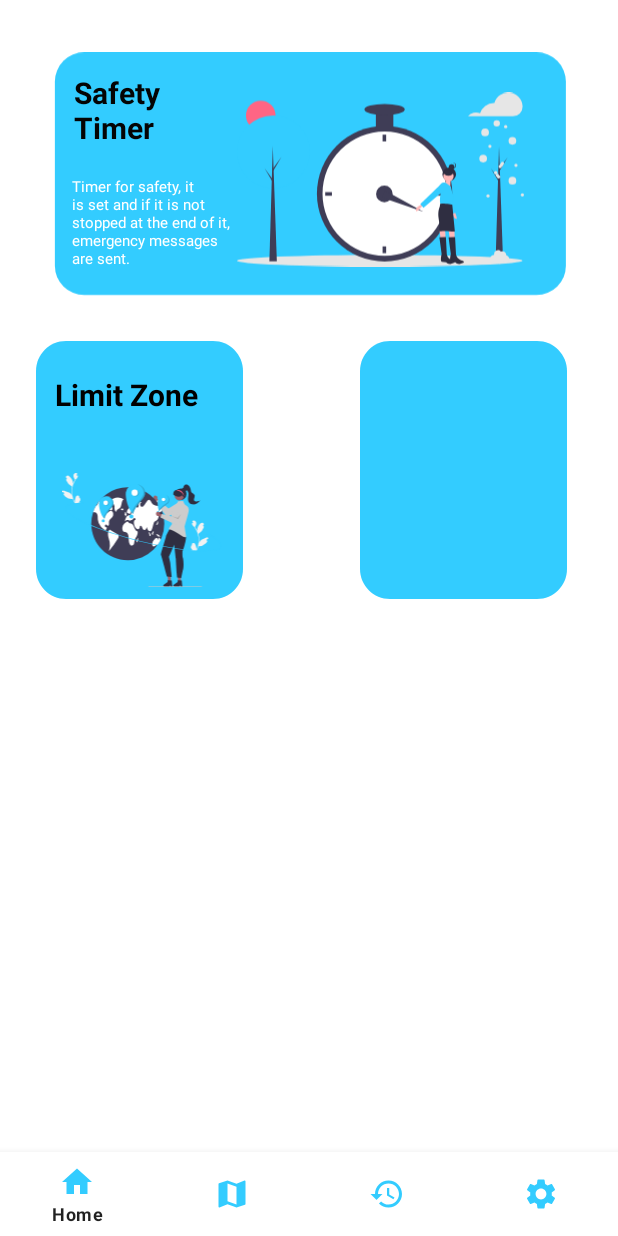
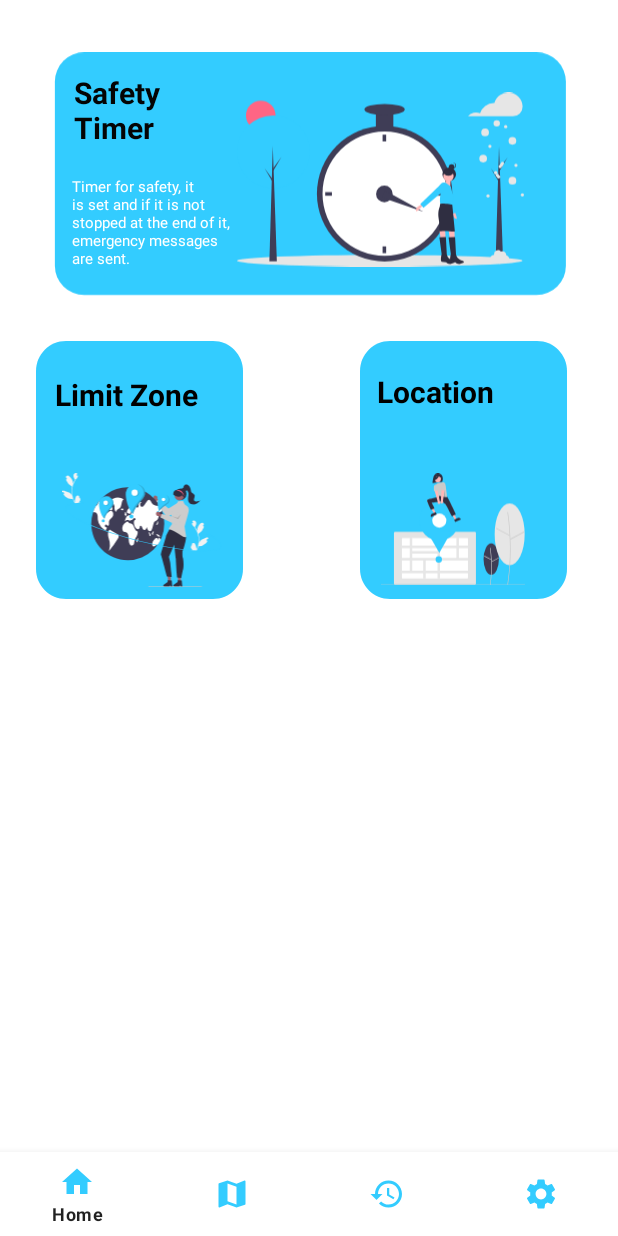
Before and after one commit to ivanbumbuc/YourSafetyAndroid, an Android app: the HomeFragment screen opened directly, with no data from a screen before it, on a phone screen of 412 x 824 dp. Run offline under Robolectric (Android 15) with nearby library versions, the phone set to English and light mode, and no system bars; our stand-ins replace Firebase (no records; nobody signed in at launch, a user with empty details on screens opened directly); libraries missing offline, so code that uses them is left out: com.mapbox.mapboxsdk.

Commit message:
Location Activity

```diff
--- a/app/src/main/java/com/example/yoursafetyandroid/limitZone/LimitZoneActivity.java
+++ b/app/src/main/java/com/example/yoursafetyandroid/limitZone/LimitZoneActivity.java
@@ -678,5 +678,10 @@ public class LimitZoneActivity extends AppCompatActivity {
         alertDialog.getButton(AlertDialog.BUTTON_NEGATIVE).setTextColor(Color.parseColor("#33ccff"));
     }
 
+    @Override
+    public void onBackPressed() {
+        super.onBackPressed();
+    }
+
 
 }
--- a/app/src/main/java/com/example/yoursafetyandroid/menu/HomeFragment.java
+++ b/app/src/main/java/com/example/yoursafetyandroid/menu/HomeFragment.java
@@ -3,7 +3,6 @@ package com.example.yoursafetyandroid.menu;
 import android.content.Intent;
 import android.os.Bundle;
 
-import androidx.annotation.NonNull;
 import androidx.fragment.app.Fragment;
 
 import android.view.LayoutInflater;
@@ -13,17 +12,15 @@ import android.widget.ImageView;
 
 import com.example.yoursafetyandroid.R;
 import com.example.yoursafetyandroid.limitZone.LimitZoneActivity;
-import com.example.yoursafetyandroid.pushNotification.NotificationService;
+import com.example.yoursafetyandroid.location.LocationActivity;
 import com.example.yoursafetyandroid.safetyTimer.SafetyTimerActivity;
-import com.google.android.gms.tasks.OnCompleteListener;
-import com.google.android.gms.tasks.Task;
-import com.google.firebase.messaging.FirebaseMessaging;
 
 
 public class HomeFragment extends Fragment {
 
     private ImageView safetyTimer;
     private ImageView limitZone;
+    private ImageView location;
     public HomeFragment() {
 
     }
@@ -41,6 +38,7 @@ public class HomeFragment extends Fragment {
         View rootView = inflater.inflate(R.layout.fragment_home, container, false);
         safetyTimer = (ImageView) rootView.findViewById(R.id.imageViewSafetyTimerButton);
         limitZone = (ImageView) rootView.findViewById(R.id.limitZone);
+        location = (ImageView) rootView.findViewById(R.id.locationImageView);
         buttonsActions();
         return rootView;
     }
@@ -51,7 +49,7 @@ public class HomeFragment extends Fragment {
             @Override
             public void onClick(View view) {
                 Intent sessionIntent = new Intent(getActivity(), SafetyTimerActivity.class);
-                sessionIntent.setFlags(Intent.FLAG_ACTIVITY_NEW_TASK | Intent.FLAG_ACTIVITY_CLEAR_TASK);
+                //sessionIntent.setFlags(Intent.FLAG_ACTIVITY_NEW_TASK | Intent.FLAG_ACTIVITY_CLEAR_TASK);
                 startActivity(sessionIntent);
             }
         });
@@ -60,8 +58,16 @@ public class HomeFragment extends Fragment {
             @Override
             public void onClick(View view) {
                 Intent sessionIntent = new Intent(getActivity(), LimitZoneActivity.class);
-                sessionIntent.setFlags(Intent.FLAG_ACTIVITY_NEW_TASK | Intent.FLAG_ACTIVITY_CLEAR_TASK);
+                //sessionIntent.setFlags(Intent.FLAG_ACTIVITY_NEW_TASK | Intent.FLAG_ACTIVITY_CLEAR_TASK);
                 startActivity(sessionIntent);
+            }
+        });
+
+        location.setOnClickListener(new View.OnClickListener() {
+            @Override
+            public void onClick(View view) {
+                Intent location = new Intent(getActivity(), LocationActivity.class);
+                startActivity(location);
             }
         });
 
--- a/app/src/main/java/com/example/yoursafetyandroid/safetyTimer/SafetyTimerActivity.java
+++ b/app/src/main/java/com/example/yoursafetyandroid/safetyTimer/SafetyTimerActivity.java
@@ -203,4 +203,9 @@ public class SafetyTimerActivity extends AppCompatActivity {
         NotificationManagerCompat.from(context).notify(id, notification);
     }
 
+    @Override
+    public void onBackPressed() {
+        super.onBackPressed();
+    }
+
 }
--- /dev/null
+++ b/app/src/main/res/drawable/undraw_my_current_location_re_whmt.xml
@@ -0,0 +1,36 @@
+<vector android:autoMirrored="true" android:height="705dp"
+    android:viewportHeight="705" android:viewportWidth="910.91"
+    android:width="910.91dp" xmlns:android="http://schemas.android.com/apk/res/android">
+    <path android:fillColor="#3f3d56" android:pathData="M648.81,542.77a48.5,98.97 0,1 0,97.01 0a48.5,98.97 0,1 0,-97.01 0z"/>
+    <path android:fillColor="#cacaca" android:pathData="M692.84,704.76c19.43,-116.55 0.2,-232.68 -0,-233.84l-3.78,0.64c0.2,1.15 19.32,116.67 -0,232.57Z"/>
+    <path android:fillColor="#cacaca" android:pathData="M652.81,524.87l1.81,-3.38l43.86,23.46l-1.81,3.38z"/>
+    <path android:fillColor="#cacaca" android:pathData="M699.1,556.71l43.85,-23.47l1.81,3.38l-43.85,23.47z"/>
+    <path android:fillColor="#e6e6e6" android:pathData="M718.99,386.14a94.87,193.56 0,1 0,189.73 0a94.87,193.56 0,1 0,-189.73 0z"/>
+    <path android:fillColor="#cacaca" android:pathData="M803.29,702.68c37.94,-227.66 0.38,-454.49 -0,-456.76l-3.78,0.64c0.38,2.26 37.83,228.48 -0,455.49Z"/>
+    <path android:fillColor="#cacaca" android:pathData="M727.66,349.52l1.81,-3.38l85.79,45.89l-1.81,3.38z"/>
+    <path android:fillColor="#cacaca" android:pathData="M818.21,415.03l85.77,-45.91l1.81,3.38l-85.77,45.91z"/>
+    <path android:fillColor="#e4e4e4" android:pathData="M593.53,703.29L88.93,703.29a7.01,7.01 0,0 1,-7 -7L81.93,377.44a7.01,7.01 0,0 1,7 -7L593.53,370.44a7.01,7.01 0,0 1,7 7v318.85A7.01,7.01 0,0 1,593.53 703.29Z"/>
+    <path android:fillColor="#fff" android:pathData="M135.34,409.08a3,3 0,0 0,-3 3L132.34,661.65a3,3 0,0 0,3 3L547.13,664.65a3,3 0,0 0,3 -3L550.13,412.08a3,3 0,0 0,-3 -3Z"/>
+    <path android:fillColor="#e6e6e6" android:pathData="M551.13,473.36L551.13,457.54L492.89,457.54L492.89,408.08L477.08,408.08v49.47L373.4,457.54L373.4,408.08L357.59,408.08v49.47L197.68,457.54L197.68,408.08L181.87,408.08v49.47L126.57,457.54v15.81h55.29v61.5L126.57,534.86v15.81h55.29v65.9L126.57,616.57v15.81h140.52L267.09,665.65h15.81L282.91,632.38h74.68L357.59,665.65h15.81L373.4,632.38L551.13,632.38L551.13,616.57L373.4,616.57L373.4,550.67L551.13,550.67L551.13,534.86L492.89,534.86L492.89,473.36ZM357.59,473.36v19.33L197.68,492.69L197.68,473.36ZM197.68,508.5L357.59,508.5v26.36L197.68,534.86ZM197.68,616.57L197.68,550.67h69.41v65.9ZM357.59,616.57L282.91,616.57L282.91,550.67h74.68ZM477.08,534.86L373.4,534.86L373.4,473.36L477.08,473.36Z"/>
+    <path android:fillColor="#33ccff" android:pathData="M365.49,544.77m-20.21,0a20.21,20.21 0,1 1,40.42 0a20.21,20.21 0,1 1,-40.42 0"/>
+    <path android:fillColor="#cacaca" android:pathData="M910.51,705l-910.51,0l0,-2.18l910.91,0l-0.4,2.18z"/>
+    <path android:fillColor="#33ccff" android:pathData="M367.92,300.07m-124.66,0a124.66,124.66 0,1 1,249.31 0a124.66,124.66 0,1 1,-249.31 0"/>
+    <path android:fillColor="#33ccff" android:pathData="M369.14,502.71l-39.38,-67.27l-39.38,-67.27l77.95,-0.47l77.95,-0.47l-38.57,67.74l-38.57,67.74z"/>
+    <path android:fillColor="#fff" android:pathData="M368.92,299.28m-44.72,0a44.72,44.72 0,1 1,89.45 0a44.72,44.72 0,1 1,-89.45 0"/>
+    <path android:fillColor="#2f2e41" android:pathData="M365.03,0.64s-26.67,-7.51 -34.56,28.93 -2.88,31.85 -2.88,31.85l59.55,-6.95S405.04,11.72 365.03,0.64Z"/>
+    <path android:fillColor="#ffb6b6" android:pathData="M326.24,160.51s-40.24,1.86 -33.27,17.66q0.74,1.67 1.38,3.14a282.52,282.52 0,0 0,17.16 33.22l24.73,40.98 9,-5 -25.33,-65.84 22.76,-1.86Z"/>
+    <path android:fillColor="#ffb6b6" android:pathData="M432.34,177.24l13.01,28.34s9.76,9.76 20.44,48.78 13.01,37.63 13.01,37.63l-10.56,3.52 -43.33,-78.78 -21.37,-26.95 6.5,-14.4Z"/>
+    <path android:fillColor="#2f2e41" android:pathData="M416.55,144.72l18.69,34.79s42.38,83.28 38,83c-4.92,-0.31 -18.75,5.43 -23,11 -2.05,2.69 -32,-63 -42.52,-77.69L384.96,178.17s-64.64,10.88 -64.72,7.34c-0.04,-1.73 21.4,39.84 17,38 -5.01,-2.1 -16.8,8.11 -22,6 -2.14,-0.87 -17.3,-37.61 -23.43,-52.67a8.15,8.15 0,0 1,3.77 -10.31c4.61,-2.4 68.66,-17.02 68.66,-17.02l-1.12,-5.72 4.65,-9.29Z"/>
+    <path android:fillColor="#ffb6b6" android:pathData="M360.33,39.26m-2.9,17.88a18.12,18.12 54.22,1 1,5.8 -35.77a18.12,18.12 54.22,1 1,-5.8 35.77"/>
+    <path android:fillColor="#cacaca" android:pathData="M418.24,147.51c1,3 -5.48,4.73 -14.51,3.04 -7.81,-1.46 -16.37,-3.19 -23.11,-4.59 -7.22,-1.51 -12.39,-2.63 -12.39,-2.63s-1.86,11.61 -7.9,10.22c-5.2,-1.2 -20.75,-55.51 -24.96,-70.52a5.22,5.22 0,0 1,2.31 -5.87l21.36,-13.04s14.72,-5.05 20.08,-5.2 14.66,-1.54 14.66,-1.54 10.69,0.93 12.54,8.83 9.61,54.73 9.76,65.97C416.24,144.51 415.24,138.51 418.24,147.51Z"/>
+    <path android:fillColor="#2f2e41" android:pathData="M367.11,15.98s-7.51,19.91 -25.92,28.18l-3.01,-17.66Z"/>
+    <path android:fillColor="#ffb6b6" android:pathData="M375.43,32.29a2.56,4.88 0,1 0,5.11 0a2.56,4.88 0,1 0,-5.11 0z"/>
+    <path android:fillColor="#2f2e41" android:pathData="M352.73,260.16l-35.92,16.51 -0.21,-0.45a15.39,15.39 0,0 1,7.55 -20.41l0,-0 21.94,-10.09Z"/>
+    <path android:fillColor="#2f2e41" android:pathData="M462.89,293.15l22.03,-9.88 0,-0a15.39,15.39 0,0 1,20.33 7.75l0.2,0.46 -36.07,16.17Z"/>
+    <path android:fillAlpha="0.2" android:fillColor="#FF000000"
+        android:pathData="M403.24,104.51l-4.21,46.26l7.48,0.35l-3.27,-46.61z" android:strokeAlpha="0.2"/>
+    <path android:fillColor="#ffb6b6" android:pathData="M373.92,190.93a9.14,9.14 0,0 0,-2 -13.87L355.76,95.44l-18.56,7.1 21.72,78A9.19,9.19 0,0 0,373.92 190.93Z"/>
+    <path android:fillColor="#cacaca" android:pathData="M359.85,109.2 L339.48,112.79a4.1,4.1 0,0 1,-4.81 -3.92l-0.56,-20.62a11.38,11.38 0,0 1,22.42 -3.88l6.5,19.51a4.1,4.1 0,0 1,-3.18 5.33Z"/>
+    <path android:fillColor="#ffb6b6" android:pathData="M389.54,189.5a9.14,9.14 0,0 0,2.55 -13.77l10.87,-82.5 -19.85,0.77 -4.44,80.85a9.19,9.19 0,0 0,10.87 14.65Z"/>
+    <path android:fillColor="#cacaca" android:pathData="M402.43,107.57l-20.45,-3.13a4.1,4.1 0,0 1,-3.29 -5.26l6.08,-19.71a11.38,11.38 0,0 1,22.48 3.51l-0.1,20.56a4.1,4.1 0,0 1,-4.72 4.03Z"/>
+</vector>
--- a/app/src/main/res/layout/fragment_home.xml
+++ b/app/src/main/res/layout/fragment_home.xml
@@ -84,7 +84,7 @@
                 app:layout_constraintTop_toBottomOf="@+id/imageViewSafetyTimerButton" />
 
             <ImageView
-                android:id="@+id/imageView5"
+                android:id="@+id/locationImageView"
                 android:layout_width="wrap_content"
                 android:layout_height="wrap_content"
                 android:layout_marginTop="20dp"
@@ -120,6 +120,31 @@
                 app:layout_constraintTop_toTopOf="@+id/limitZone"
                 app:layout_constraintVertical_bias="0.372" />
 
+            <TextView
+                android:id="@+id/textView4"
+                android:layout_width="wrap_content"
+                android:layout_height="wrap_content"
+                android:layout_marginTop="20dp"
+                android:text="Location"
+                android:textColor="#000000"
+                android:textSize="20sp"
+                android:textStyle="bold"
+                app:layout_constraintEnd_toEndOf="@+id/locationImageView"
+                app:layout_constraintHorizontal_bias="0.223"
+                app:layout_constraintStart_toStartOf="@+id/locationImageView"
+                app:layout_constraintTop_toTopOf="@+id/locationImageView" />
+
+            <ImageView
+                android:id="@+id/imageView"
+                android:layout_width="96dp"
+                android:layout_height="76dp"
+                android:layout_marginTop="40dp"
+                android:src="@drawable/undraw_my_current_location_re_whmt"
+                app:layout_constraintEnd_toEndOf="@+id/locationImageView"
+                app:layout_constraintHorizontal_bias="0.36"
+                app:layout_constraintStart_toStartOf="@+id/locationImageView"
+                app:layout_constraintTop_toBottomOf="@+id/textView4" />
+
         </androidx.constraintlayout.widget.ConstraintLayout>
     </ScrollView>
 </androidx.constraintlayout.widget.ConstraintLayout>
```
Also changed, not shown: app/src/main/AndroidManifest.xml (+10 -2 lines), app/src/main/java/com/example/yoursafetyandroid/location/LocationActivity.java (added, +171 -0 lines), app/src/main/res/drawable/off.xml (added, +25 -0 lines), app/src/main/res/drawable/on.xml (added, +22 -0 lines), app/src/main/res/drawable/undraw_best_place_re_lne9.xml (added, +86 -0 lines), app/src/main/res/drawable/undraw_location_tracking_re_n3ok.xml (added, +27 -0 lines), app/src/main/res/layout/activity_location.xml (added, +132 -0 lines).
